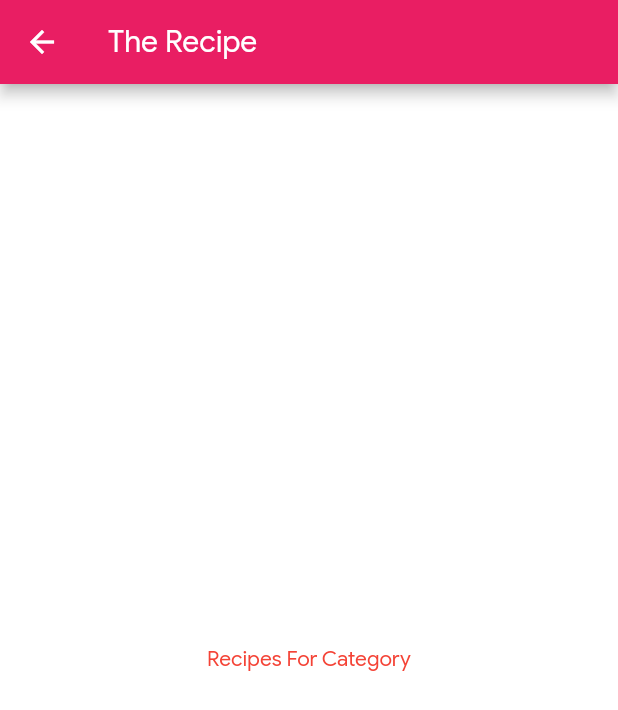
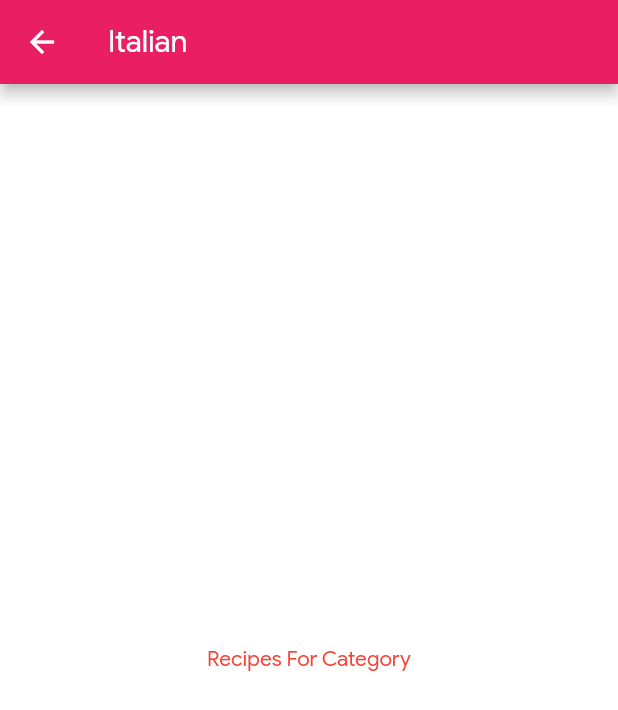
Before and after one commit to Amitpatil215/Dinner-Time, a Flutter app: the screen it shows after launch, after a tap on "Italian", on a phone screen of 412 x 824 dp. Shown: the top 710 px of the screen. Run offline on Flutter 3.47's test engine with Material 2 defaults, Android fonts, the phone set to English and light mode, and no system bars.

Commit message:
Navigation through Routs

```diff
--- a/lib/categories_screen.dart
+++ b/lib/categories_screen.dart
@@ -23,6 +23,7 @@
         children: <Widget>[
           ...DUMMY_CATEGORIES.map((eachCategoryItem) {
             return CategoryItem(
+              id: eachCategoryItem.id,
               title: eachCategoryItem.title,
               color: eachCategoryItem.color,
             );
--- a/lib/category_item.dart
+++ b/lib/category_item.dart
@@ -2,16 +2,20 @@
 import 'category_meals_screen.dart';
 
 class CategoryItem extends StatelessWidget {
+  final String id;
   final String title;
   final Color color;
 
-  const CategoryItem({this.title, this.color});
+  const CategoryItem({this.id, this.title, this.color});
 
   void selectCategory(BuildContext ctx) {
     Navigator.of(ctx).push(
       MaterialPageRoute(
         builder: (_) {
-          return CategoryMealsScreen();
+          return CategoryMealsScreen(
+            id,
+            title,
+          );
         },
       ),
     );
--- a/lib/category_meals_screen.dart
+++ b/lib/category_meals_screen.dart
@@ -1,11 +1,16 @@
 import 'package:flutter/material.dart';
 
 class CategoryMealsScreen extends StatelessWidget {
+  final String categoryId;
+  final String categoryTitle;
+
+  const CategoryMealsScreen(this.categoryId, this.categoryTitle);
+
   @override
   Widget build(BuildContext context) {
     return Scaffold(
       appBar: AppBar(
-        title: Text("The Recipe"),
+        title: Text(categoryTitle),
       ),
       body: Center(
         child: Text("Recipes For Category"),
```
